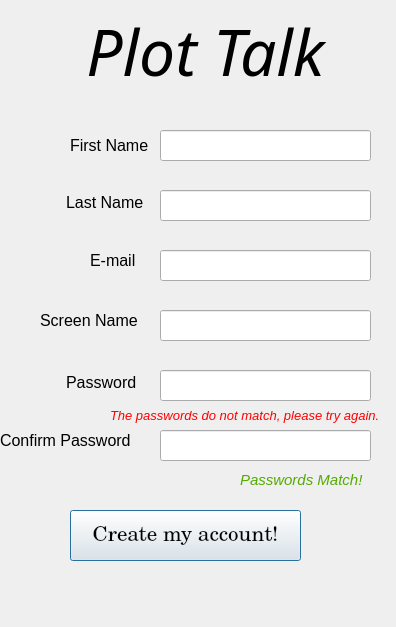
This is PlotTalk/Forms/createacctpage.ui in allanhaywood/CS441 as Qt 5 draws it before an edit. The edited form follows.
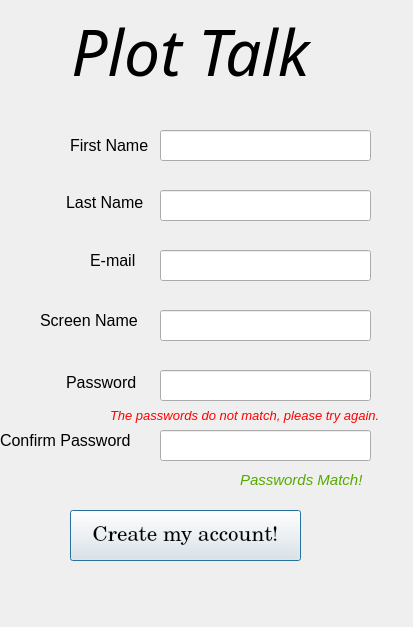
This is the edited form.

Commit message: finished adding RegularExpressions for password and email verification

```diff
--- a/PlotTalk/Forms/createacctpage.ui
+++ b/PlotTalk/Forms/createacctpage.ui
@@ -6,7 +6,7 @@
    <rect>
     <x>0</x>
     <y>0</y>
-    <width>396</width>
+    <width>413</width>
     <height>627</height>
    </rect>
   </property>
@@ -91,9 +91,9 @@
   <widget class="QLabel" name="CreateAcctHeader">
    <property name="geometry">
     <rect>
-     <x>20</x>
+     <x>70</x>
      <y>10</y>
-     <width>371</width>
+     <width>241</width>
      <height>81</height>
     </rect>
    </property>
```
Left out of the diff: 3 changed lines with no effect on the pictures. The commit also changes 2 other files.
